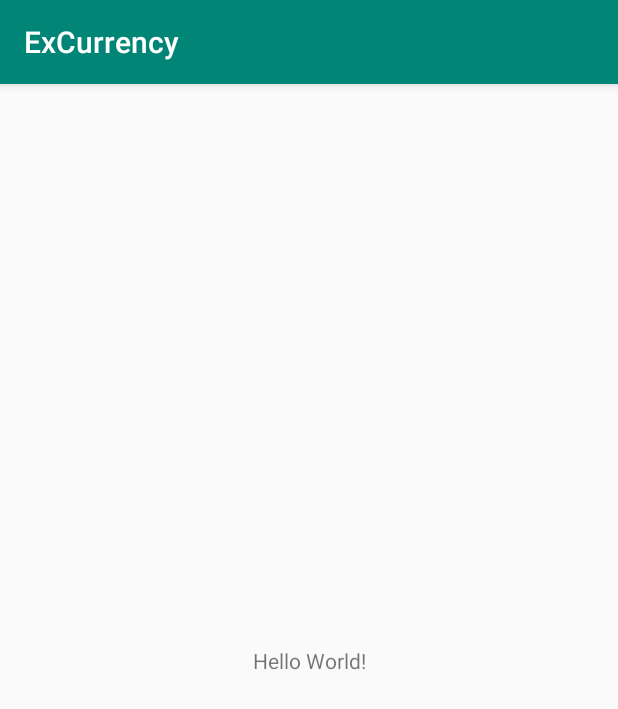
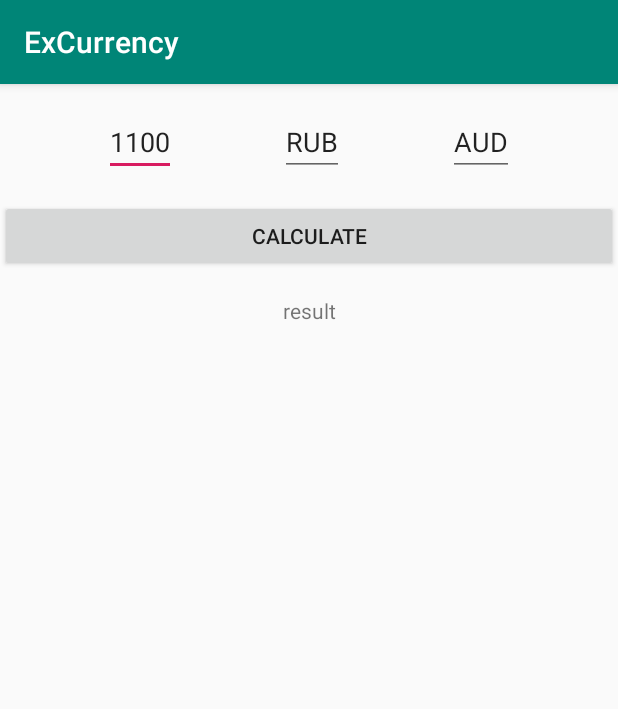
Before and after one commit to sashamerkulev/ExCurrency, an Android app: the screen it shows after launch (MainActivity), on a phone screen of 412 x 824 dp. Shown: the top 709 px of the screen. Run offline under Robolectric (Android 15) with nearby library versions, the phone set to English and light mode, and no system bars; network calls fail.

Commit message:
have added presentation

```diff
--- a/app/src/main/java/ru/merkulyevsasha/excurrency/data/db/CurrencyDatabaseImpl.java
+++ b/app/src/main/java/ru/merkulyevsasha/excurrency/data/db/CurrencyDatabaseImpl.java
@@ -70,7 +70,7 @@ public class CurrencyDatabaseImpl extends SQLiteOpenHelper implements CurrencyDa
         final String select = "select " + CURRENCY_NUM_CODE + ", " +
             CURRENCY_CHR_CODE + ", " + CURRENCY_NOMINAL + ", " + CURRENCY_NAME + ", " + CURRENCY_VALUE +
             " from " + CURRENCY_TABLE_NAME +
-            " where " + CURRENCY_NUM_CODE + " = ?";
+            " where " + CURRENCY_CHR_CODE + " = ?";
         SQLiteDatabase db = getReadableDatabase();
         try (Cursor cursor = db.rawQuery(select, new String[] { numCode })) {
             if (cursor.moveToFirst()) {
--- a/app/src/main/java/ru/merkulyevsasha/excurrency/domain/CurrencyInteractorImpl.java
+++ b/app/src/main/java/ru/merkulyevsasha/excurrency/domain/CurrencyInteractorImpl.java
@@ -23,11 +23,11 @@ public class CurrencyInteractorImpl implements CurrencyInteractor {
             @Override
             public void run() {
                 try {
-                    Currency from = repo.getCurrencyByNumCode(curFrom);
                     Currency to = repo.getCurrencyByNumCode(curTo);
-                    if (curTo.equals("RUB")) {
+                    if (curFrom.equals("RUB")) {
                         callback.onSuccess(calculator.calculate(value, to.getNomianal(), to.getValue()));
                     } else {
+                        Currency from = repo.getCurrencyByNumCode(curFrom);
                         callback.onSuccess(calculator.calculate(value, from.getNomianal(), from.getValue(),
                             to.getNomianal(), to.getValue()));
                     }
--- a/app/src/main/java/ru/merkulyevsasha/excurrency/presentation/MainActivity.java
+++ b/app/src/main/java/ru/merkulyevsasha/excurrency/presentation/MainActivity.java
@@ -2,6 +2,9 @@ package ru.merkulyevsasha.excurrency.presentation;
 
 import android.os.Bundle;
 import android.support.v7.app.AppCompatActivity;
+import android.view.View;
+import android.widget.EditText;
+import android.widget.TextView;
 import ru.merkulyevsasha.excurrency.CurrencyApp;
 import ru.merkulyevsasha.excurrency.R;
 
@@ -9,13 +12,38 @@ public class MainActivity extends AppCompatActivity implements MainView{
 
     private MainPresenter pres;
 
+    private EditText value;
+    private EditText from;
+    private EditText to;
+    private View calculate;
+    private TextView resultTextView;
+    private View progressBar;
+
     @Override
     protected void onCreate(Bundle savedInstanceState) {
         super.onCreate(savedInstanceState);
         setContentView(R.layout.activity_main);
+
+        initControls();
+
         pres = new MainPresenter(((CurrencyApp)getApplication()).getCurrencyFactory().getCurrencyInteractor());
+        pres.attachView(this);
+        pres.onCreate();
+    }
 
-        pres.attachView(this);
+    private void initControls() {
+        value = findViewById(R.id.value);
+        from = findViewById(R.id.from);
+        to = findViewById(R.id.to);
+        calculate = findViewById(R.id.calculate);
+        progressBar = findViewById(R.id.progressbar);
+        resultTextView = findViewById(R.id.result);
+        calculate.setOnClickListener(new View.OnClickListener() {
+            @Override
+            public void onClick(View v) {
+                pres.calculate(Double.parseDouble(value.getText().toString()), from.getText().toString(), to.getText().toString());
+            }
+        });
     }
 
     @Override
@@ -24,4 +52,36 @@ public class MainActivity extends AppCompatActivity implements MainView{
         pres = null;
         super.onDestroy();
     }
+
+    @Override
+    public void showProgress() {
+        runOnUiThread(new Runnable() {
+            @Override
+            public void run() {
+                progressBar.setVisibility(View.VISIBLE);
+                calculate.setVisibility(View.GONE);
+            }
+        });
+    }
+
+    @Override
+    public void hideProgress() {
+        runOnUiThread(new Runnable() {
+            @Override
+            public void run() {
+                progressBar.setVisibility(View.GONE);
+                calculate.setVisibility(View.VISIBLE);
+            }
+        });
+    }
+
+    @Override
+    public void showResult(final double result) {
+        runOnUiThread(new Runnable() {
+            @Override
+            public void run() {
+                resultTextView.setText(String.valueOf(result));
+            }
+        });
+    }
 }
--- a/app/src/main/java/ru/merkulyevsasha/excurrency/presentation/MainPresenter.java
+++ b/app/src/main/java/ru/merkulyevsasha/excurrency/presentation/MainPresenter.java
@@ -1,22 +1,58 @@
 package ru.merkulyevsasha.excurrency.presentation;
 
+import java.util.List;
+import ru.merkulyevsasha.excurrency.domain.ConvertCurrencyCallback;
 import ru.merkulyevsasha.excurrency.domain.CurrencyInteractor;
+import ru.merkulyevsasha.excurrency.domain.GetCurrenciesCalback;
+import ru.merkulyevsasha.excurrency.domain.models.Currency;
 
-public class MainPresenter {
+class MainPresenter {
 
     private final CurrencyInteractor interactor;
     private MainView view;
 
-    public MainPresenter(CurrencyInteractor interactor) {
+    MainPresenter(CurrencyInteractor interactor) {
         this.interactor = interactor;
     }
 
-    public void attachView(MainView view) {
+    void attachView(MainView view) {
         this.view = view;
     }
 
-    public void dettachView() {
+    void dettachView() {
         this.view = null;
     }
 
+    void calculate(double value, String from, String to) {
+        if (view == null) return;
+        view.showProgress();
+        interactor.convert(value, from, to, new ConvertCurrencyCallback() {
+            @Override
+            public void onSuccess(double result) {
+                if (view == null) return;
+                view.hideProgress();
+                view.showResult(result);
+            }
+
+            @Override
+            public void onFailure() {
+                if (view == null) return;
+                view.hideProgress();
+            }
+        });
+    }
+
+    void onCreate() {
+        interactor.getCurrency(new GetCurrenciesCalback() {
+            @Override
+            public void onSuccess(List<Currency> currencies) {
+
+            }
+
+            @Override
+            public void onFailure() {
+
+            }
+        });
+    }
 }
--- a/app/src/main/java/ru/merkulyevsasha/excurrency/presentation/MainView.java
+++ b/app/src/main/java/ru/merkulyevsasha/excurrency/presentation/MainView.java
@@ -1,4 +1,9 @@
 package ru.merkulyevsasha.excurrency.presentation;
 
 public interface MainView {
+    void showProgress();
+
+    void hideProgress();
+
+    void showResult(double result);
 }
--- a/app/src/main/res/layout/activity_main.xml
+++ b/app/src/main/res/layout/activity_main.xml
@@ -7,13 +7,72 @@
     android:layout_height="match_parent"
     tools:context=".presentation.MainActivity">
 
-    <TextView
+    <EditText
+        android:id="@+id/value"
         android:layout_width="wrap_content"
         android:layout_height="wrap_content"
-        android:text="Hello World!"
-        app:layout_constraintBottom_toBottomOf="parent"
-        app:layout_constraintLeft_toLeftOf="parent"
-        app:layout_constraintRight_toRightOf="parent"
-        app:layout_constraintTop_toTopOf="parent"/>
+        android:layout_marginTop="16dp"
+        android:text="1100"
+        app:layout_constraintEnd_toStartOf="@+id/from"
+        app:layout_constraintHorizontal_bias="0.5"
+        app:layout_constraintStart_toStartOf="parent"
+        app:layout_constraintTop_toTopOf="parent"
+        />
+
+    <EditText
+        android:id="@+id/from"
+        android:layout_width="wrap_content"
+        android:layout_height="wrap_content"
+        android:layout_marginTop="16dp"
+        android:text="RUB"
+        app:layout_constraintEnd_toStartOf="@+id/to"
+        app:layout_constraintHorizontal_bias="0.5"
+        app:layout_constraintStart_toEndOf="@+id/value"
+        app:layout_constraintTop_toTopOf="parent"
+        />
+
+    <EditText
+        android:id="@+id/to"
+        android:layout_width="wrap_content"
+        android:layout_height="wrap_content"
+        android:layout_marginTop="16dp"
+        android:text="AUD"
+        app:layout_constraintEnd_toEndOf="parent"
+        app:layout_constraintHorizontal_bias="0.5"
+        app:layout_constraintStart_toEndOf="@+id/from"
+        app:layout_constraintTop_toTopOf="parent"
+        />
+
+    <Button
+        android:id="@+id/calculate"
+        android:layout_width="match_parent"
+        android:layout_height="wrap_content"
+        android:layout_marginTop="16dp"
+        android:text="calculate"
+        app:layout_constraintTop_toBottomOf="@+id/value"
+        />
+
+    <ProgressBar
+        android:id="@+id/progressbar"
+        android:layout_width="wrap_content"
+        android:layout_height="wrap_content"
+        android:layout_marginTop="16dp"
+        android:visibility="gone"
+        app:layout_constraintEnd_toEndOf="parent"
+        app:layout_constraintStart_toStartOf="parent"
+        app:layout_constraintTop_toBottomOf="@+id/value"
+        tools:visibility="visible"
+        />
+
+    <TextView
+        android:id="@+id/result"
+        android:layout_width="wrap_content"
+        android:layout_height="wrap_content"
+        android:layout_marginTop="16dp"
+        android:text="result"
+        app:layout_constraintEnd_toEndOf="parent"
+        app:layout_constraintStart_toStartOf="parent"
+        app:layout_constraintTop_toBottomOf="@+id/calculate"
+        />
 
 </android.support.constraint.ConstraintLayout>
```
